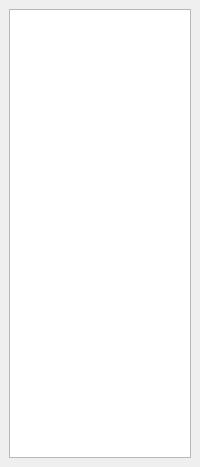
The window that autoscoper/src/ui/ui-files/FilterDockWidget.ui (BrownBiomechanics/Autoscoper) describes before a commit, drawn with Qt 5.
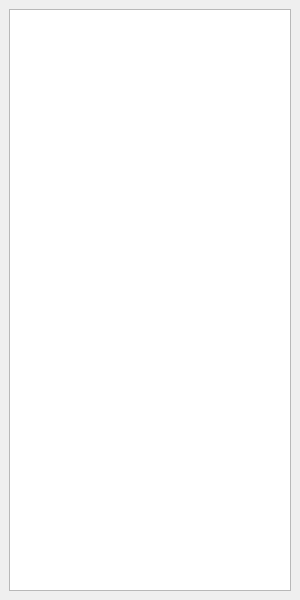
The same window after the commit. Custom widgets are drawn as their Qt base class.

The edit to the form file:
```diff
--- a/autoscoper/src/ui/ui-files/FilterDockWidget.ui
+++ b/autoscoper/src/ui/ui-files/FilterDockWidget.ui
@@ -6,27 +6,27 @@
    <rect>
     <x>0</x>
     <y>0</y>
-    <width>200</width>
-    <height>467</height>
+    <width>300</width>
+    <height>600</height>
    </rect>
   </property>
   <property name="minimumSize">
    <size>
-    <width>200</width>
-    <height>193</height>
+    <width>250</width>
+    <height>350</height>
    </size>
   </property>
   <property name="windowTitle">
    <string>Filter</string>
   </property>
   <widget class="QWidget" name="dockWidgetContents">
-   <layout class="QGridLayout" name="gridLayout">
-    <item row="0" column="0">
+   <layout class="QVBoxLayout" name="verticalLayout">
+    <item>
      <widget class="FilterTreeWidget" name="treeWidget">
       <property name="minimumSize">
        <size>
         <width>0</width>
-        <height>150</height>
+        <height>0</height>
        </size>
       </property>
       <attribute name="headerVisible">
```
